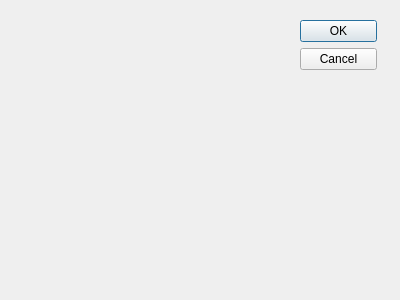
First picture: the form in Application/LotsOfLinesApp/LotsOfLinesApp/LoadDataDialog.ui, repository DarthCoder117/Lots-of-Lines, before the edit.
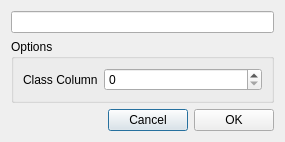
Second picture: the form after the edit.

```diff
--- a/Application/LotsOfLinesApp/LotsOfLinesApp/LoadDataDialog.ui
+++ b/Application/LotsOfLinesApp/LotsOfLinesApp/LoadDataDialog.ui
@@ -8,49 +8,53 @@
    <rect>
     <x>0</x>
     <y>0</y>
-    <width>400</width>
-    <height>300</height>
+    <width>285</width>
+    <height>134</height>
    </rect>
   </property>
   <property name="windowTitle">
    <string>Dialog</string>
   </property>
-  <widget class="QWidget" name="layoutWidget">
-   <property name="geometry">
-    <rect>
-     <x>300</x>
-     <y>20</y>
-     <width>77</width>
-     <height>106</height>
-    </rect>
-   </property>
-   <layout class="QVBoxLayout">
-    <property name="margin">
-     <number>0</number>
-    </property>
-    <property name="spacing">
-     <number>6</number>
-    </property>
+  <layout class="QVBoxLayout" name="verticalLayout">
+   <item>
+    <widget class="QLineEdit" name="selectedFile">
+     <property name="enabled">
+      <bool>true</bool>
+     </property>
+     <property name="readOnly">
+      <bool>true</bool>
+     </property>
+    </widget>
+   </item>
     <item>
-     <widget class="QPushButton" name="okButton">
+    <widget class="QGroupBox" name="optionsGroupBox">
+     <property name="title">
+      <string>Options</string>
+     </property>
+     <layout class="QFormLayout" name="formLayout">
+      <item row="0" column="0">
+       <widget class="QLabel" name="label">
       <property name="text">
-       <string>OK</string>
+         <string>Class Column</string>
       </property>
      </widget>
     </item>
-    <item>
-     <widget class="QPushButton" name="cancelButton">
-      <property name="text">
-       <string>Cancel</string>
+      <item row="0" column="1">
+       <widget class="QSpinBox" name="classColumnSelect">
+        <property name="toolTip">
+         <string>The column index that will be used as the data class.</string>
       </property>
      </widget>
     </item>
+     </layout>
+    </widget>
+   </item>
     <item>
-     <spacer>
+    <spacer name="verticalSpacer">
       <property name="orientation">
        <enum>Qt::Vertical</enum>
       </property>
-      <property name="sizeHint">
+     <property name="sizeHint" stdset="0">
        <size>
         <width>20</width>
         <height>40</height>
@@ -58,10 +62,39 @@
       </property>
      </spacer>
     </item>
-   </layout>
-  </widget>
- </widget>
- <pixmapfunction></pixmapfunction>
+   <item>
+    <layout class="QHBoxLayout" name="horizontalLayout_2">
+     <item>
+      <spacer name="horizontalSpacer">
+       <property name="orientation">
+        <enum>Qt::Horizontal</enum>
+       </property>
+       <property name="sizeHint" stdset="0">
+        <size>
+         <width>40</width>
+         <height>20</height>
+        </size>
+       </property>
+      </spacer>
+     </item>
+     <item>
+      <widget class="QPushButton" name="cancelButton">
+       <property name="text">
+        <string>Cancel</string>
+       </property>
+      </widget>
+     </item>
+     <item>
+      <widget class="QPushButton" name="okButton">
+       <property name="text">
+        <string>OK</string>
+       </property>
+      </widget>
+     </item>
+    </layout>
+   </item>
+  </layout>
+ </widget>
  <resources/>
  <connections>
   <connection>
```
Left out of the diff: 44 changed lines with no effect on the pictures. Lines whose indentation alone changed are shown as unchanged.
